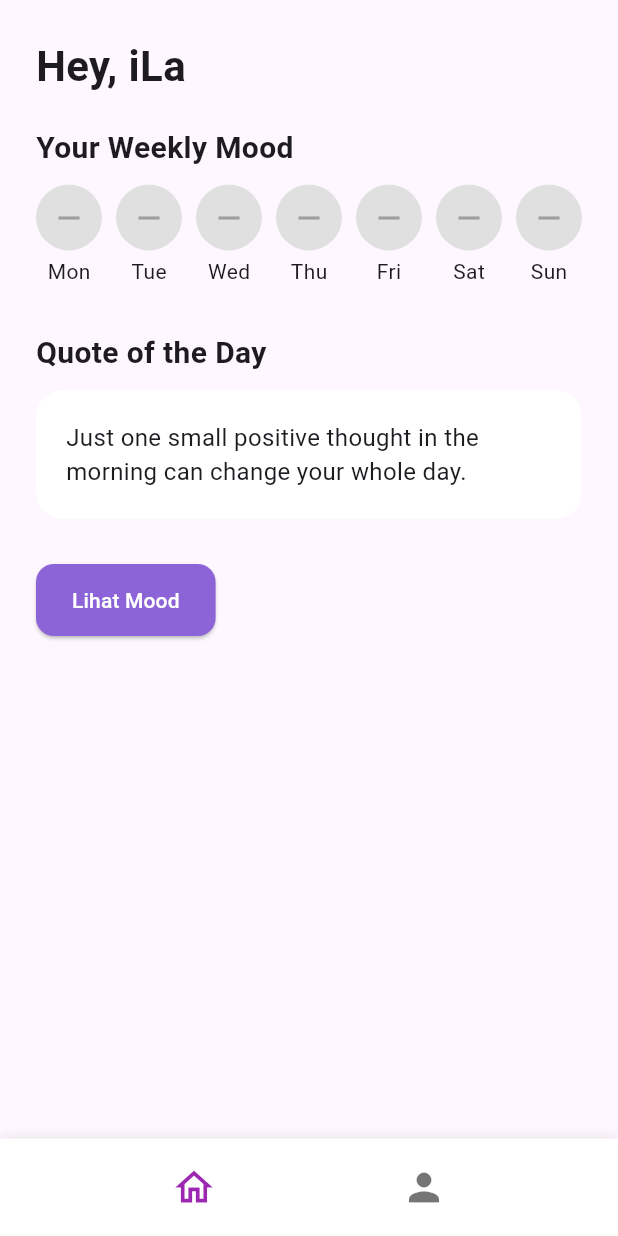
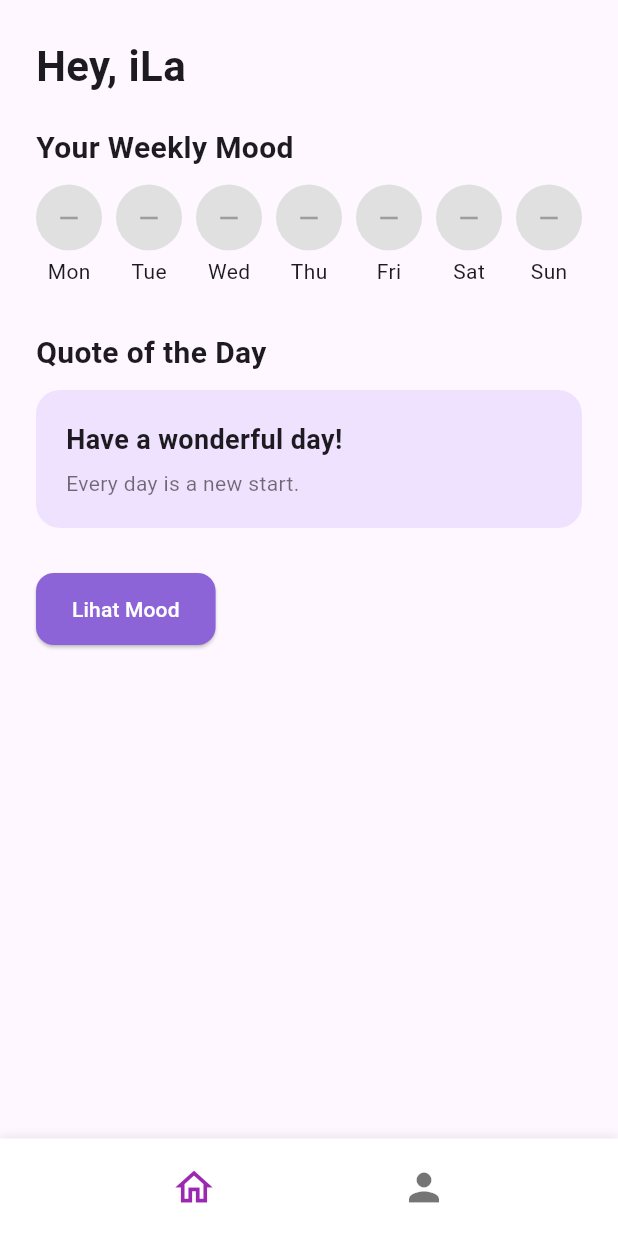
Before and after one commit to zawcompany/MOOD_TRACKER, a Flutter app: the DashboardScreen screen opened by its route, on a phone screen of 412 x 824 dp. Run offline on Flutter 3.47's test engine with Material 3 defaults, Android fonts, the phone set to English and light mode, and no system bars; Roboto replaces fonts that are missing (Quicksand).

Commit message:
Perbaiki mood gambar

```diff
--- a/lib/page/dashboard/presentation/widgets/quote_card.dart
+++ b/lib/page/dashboard/presentation/widgets/quote_card.dart
@@ -1,19 +1,64 @@
 import 'package:flutter/material.dart';
+import 'package:provider/provider.dart';
+
+import '../provider/dashboard_provider.dart';
 
 class QuoteCard extends StatelessWidget {
   const QuoteCard({super.key});
 
   @override
   Widget build(BuildContext context) {
+    final provider = context.watch<DashboardProvider>();
+
+    // mood terakhir
+    final String? mood = provider.lastMood;
+
+    String quote = "Have a wonderful day!";
+    String sub = "Every day is a new start.";
+
+    if (mood != null && mood.isNotEmpty) {
+      switch (mood) {
+        case "Wonderful":
+          quote = "You're glowing today! 🌟";
+          sub = "Keep shining and spreading happiness.";
+          break;
+        case "Fine":
+          quote = "One step at a time ❤️";
+          sub = "It's okay to feel fine. You're doing great.";
+          break;
+        case "Bad":
+          quote = "It's okay to not be okay 🖤";
+          sub = "Be kind to yourself. Better days are coming.";
+          break;
+      }
+    }
+
     return Container(
+      width: double.infinity,
       padding: const EdgeInsets.all(20),
       decoration: BoxDecoration(
-        color: Colors.white,
-        borderRadius: BorderRadius.circular(18),
+        color: const Color(0xFFEFE2FF),
+        borderRadius: BorderRadius.circular(16),
       ),
-      child: const Text(
-        "Just one small positive thought in the morning can change your whole day.",
-        style: TextStyle(fontSize: 16),
+      child: Column(
+        crossAxisAlignment: CrossAxisAlignment.start,
+        children: [
+          Text(
+            quote,
+            style: const TextStyle(
+              fontSize: 18,
+              fontWeight: FontWeight.w700,
+            ),
+          ),
+          const SizedBox(height: 6),
+          Text(
+            sub,
+            style: const TextStyle(
+              fontSize: 14,
+              color: Colors.black54,
+            ),
+          ),
+        ],
       ),
     );
   }
--- a/lib/page/dashboard/presentation/widgets/weekly_mood_row.dart
+++ b/lib/page/dashboard/presentation/widgets/weekly_mood_row.dart
@@ -8,33 +8,39 @@ class WeeklyMoodRow extends StatelessWidget {
 
   @override
   Widget build(BuildContext context) {
-    final Map<int, MoodModel?> byDay = {};
-
+    // Buat map: weekday (1–7) → MoodModel?
+    final Map<int, MoodModel?> moodMap = {};
     for (int i = 1; i <= 7; i++) {
-      byDay[i] = null;
+      moodMap[i] = null; // default kosong
     }
 
-    for (final m in moods) {
-      byDay[m.date.weekday] = m;
+    // Isi dengan data actual mood minggu ini:
+    for (var m in moods) {
+      moodMap[m.date.weekday] = m;
     }
+
+    const dayNames = ["Mon", "Tue", "Wed", "Thu", "Fri", "Sat", "Sun"];
 
     return Row(
       mainAxisAlignment: MainAxisAlignment.spaceBetween,
       children: List.generate(7, (i) {
-        final day = i + 1;
-        final mood = byDay[day];
+        final mood = moodMap[i + 1];
 
         return Column(
           children: [
+            // CircleAvatar berisi gambar atau icon kosong
             CircleAvatar(
               radius: 22,
-              backgroundColor: Colors.grey.shade300,
+              backgroundColor:
+                  mood == null ? Colors.grey.shade300 : Colors.transparent,
+              backgroundImage:
+                  mood != null ? AssetImage(mood.imagePath) : null,
               child: mood == null
-                  ? const Icon(Icons.remove, color: Colors.grey)
-                  : Text(mood.mood),
+                  ? const Icon(Icons.remove, color: Colors.grey, size: 20)
+                  : null,
             ),
             const SizedBox(height: 4),
-            Text(["Mon", "Tue", "Wed", "Thu", "Fri", "Sat", "Sun"][i]),
+            Text(dayNames[i]),
           ],
         );
       }),
```
